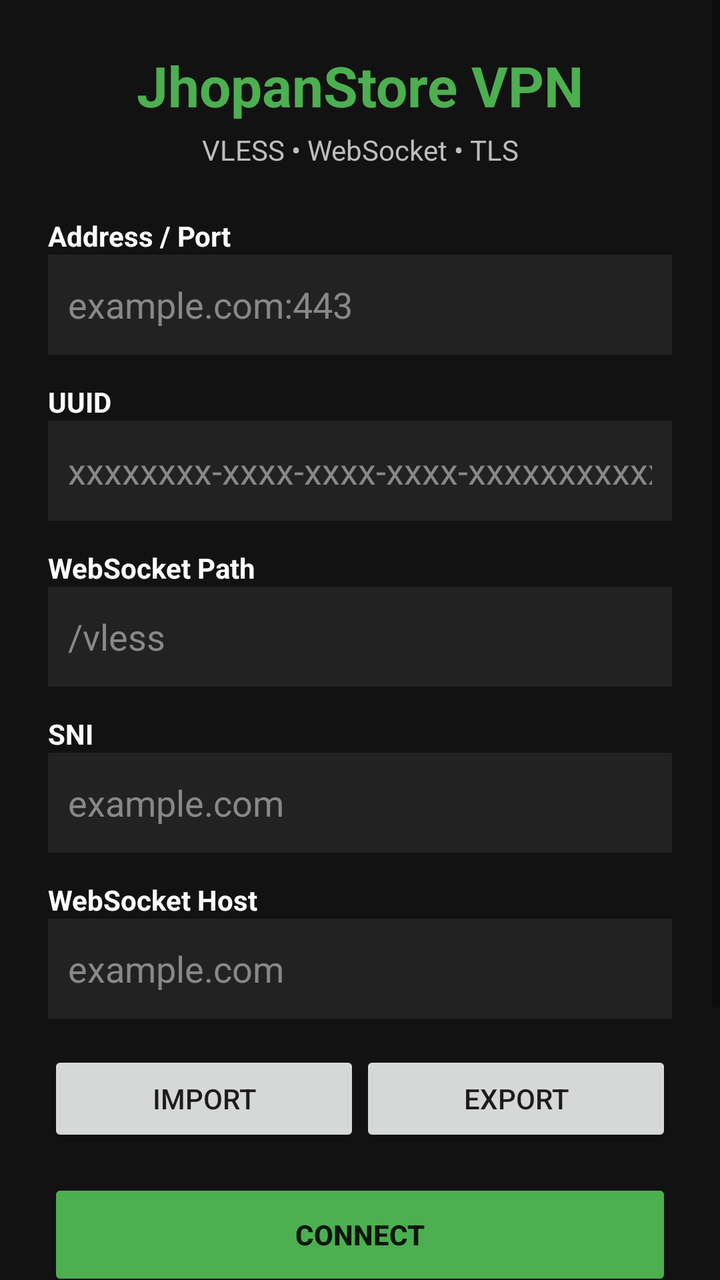
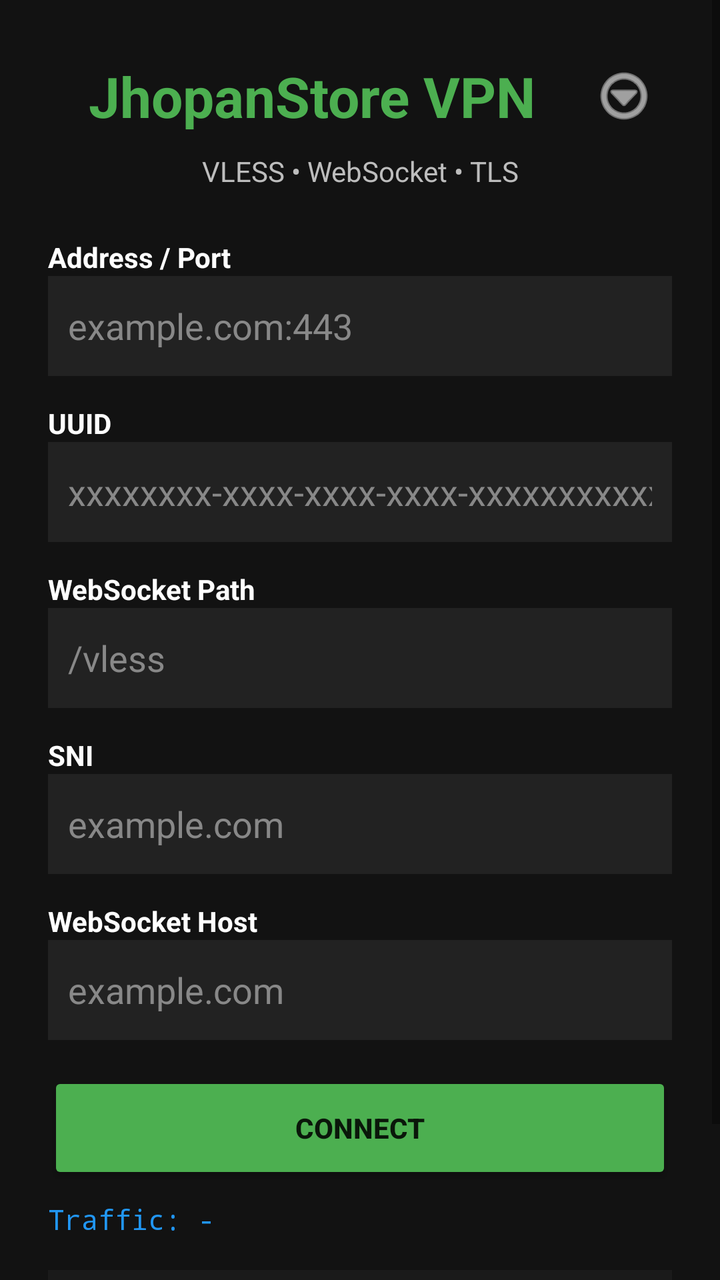

The first picture is an Android layout as it rendered before a commit; the second is the same layout after the commit. The layout source and the unified diff follow.
<!-- AndroidManifest.xml: application theme Theme.JhopanLiteVPN -->
<!-- res/layout/activity_main.xml -->
<?xml version="1.0" encoding="utf-8"?>
<ScrollView xmlns:android="http://schemas.android.com/apk/res/android" android:layout_width="match_parent" android:layout_height="match_parent" android:background="#121212">
<LinearLayout android:layout_width="match_parent" android:layout_height="wrap_content" android:orientation="vertical" android:padding="24dp">
    <TextView android:layout_width="match_parent" android:layout_height="wrap_content" android:text="JhopanStore VPN" android:textColor="#4CAF50" android:textSize="28sp" android:textStyle="bold" android:gravity="center"/>
    <TextView android:layout_width="match_parent" android:layout_height="wrap_content" android:layout_marginTop="4dp" android:text="VLESS • WebSocket • TLS" android:textColor="#BDBDBD" android:gravity="center"/>
    <TextView android:layout_width="match_parent" android:layout_height="wrap_content" android:layout_marginTop="24dp" android:text="Address / Port" android:textColor="#FFFFFF" android:textStyle="bold"/>
    <EditText android:id="@+id/address" android:layout_width="match_parent" android:layout_height="50dp" android:hint="example.com:443" android:textColor="#FFFFFF" android:textColorHint="#888888" android:background="#222222" android:padding="10dp" android:singleLine="true"/>
    <TextView android:layout_width="match_parent" android:layout_height="wrap_content" android:layout_marginTop="14dp" android:text="UUID" android:textColor="#FFFFFF" android:textStyle="bold"/>
    <EditText android:id="@+id/uuid" android:layout_width="match_parent" android:layout_height="50dp" android:hint="xxxxxxxx-xxxx-xxxx-xxxx-xxxxxxxxxxxx" android:textColor="#FFFFFF" android:textColorHint="#888888" android:background="#222222" android:padding="10dp" android:singleLine="true"/>
    <TextView android:layout_width="match_parent" android:layout_height="wrap_content" android:layout_marginTop="14dp" android:text="WebSocket Path" android:textColor="#FFFFFF" android:textStyle="bold"/>
    <EditText android:id="@+id/path" android:layout_width="match_parent" android:layout_height="50dp" android:hint="/vless" android:textColor="#FFFFFF" android:textColorHint="#888888" android:background="#222222" android:padding="10dp" android:singleLine="true"/>
    <TextView android:layout_width="match_parent" android:layout_height="wrap_content" android:layout_marginTop="14dp" android:text="SNI" android:textColor="#FFFFFF" android:textStyle="bold"/>
    <EditText android:id="@+id/sni" android:layout_width="match_parent" android:layout_height="50dp" android:hint="example.com" android:textColor="#FFFFFF" android:textColorHint="#888888" android:background="#222222" android:padding="10dp" android:singleLine="true"/>
    <TextView android:layout_width="match_parent" android:layout_height="wrap_content" android:layout_marginTop="14dp" android:text="WebSocket Host" android:textColor="#FFFFFF" android:textStyle="bold"/>
    <EditText android:id="@+id/host" android:layout_width="match_parent" android:layout_height="50dp" android:hint="example.com" android:textColor="#FFFFFF" android:textColorHint="#888888" android:background="#222222" android:padding="10dp" android:singleLine="true"/>
    <LinearLayout android:layout_width="match_parent" android:layout_height="wrap_content" android:layout_marginTop="16dp" android:orientation="horizontal">
        <Button android:id="@+id/importClipboard" android:layout_width="0dp" android:layout_height="48dp" android:layout_weight="1" android:text="IMPORT"/>
        <Button android:id="@+id/exportClipboard" android:layout_width="0dp" android:layout_height="48dp" android:layout_weight="1" android:text="EXPORT"/>
    </LinearLayout>
    <Button android:id="@+id/connect" android:layout_width="match_parent" android:layout_height="56dp" android:layout_marginTop="16dp" android:text="CONNECT" android:textStyle="bold" android:backgroundTint="#4CAF50"/>

    <TextView android:id="@+id/traffic" android:layout_width="match_parent" android:layout_height="wrap_content" android:layout_marginTop="8dp" android:text="Traffic: -" android:textColor="#2196F3" android:fontFamily="monospace"/>
    <TextView android:id="@+id/hwid" android:layout_width="match_parent" android:layout_height="wrap_content" android:layout_marginTop="12dp" android:textColor="#BDBDBD" android:fontFamily="monospace" android:textIsSelectable="true"/>
    <TextView android:id="@+id/status" android:layout_width="match_parent" android:layout_height="wrap_content" android:minHeight="70dp" android:layout_marginTop="16dp" android:padding="12dp" android:background="#1A1A1A" android:text="Disconnected" android:textColor="#4CAF50" android:fontFamily="monospace"/>
</LinearLayout>
</ScrollView>
<!-- resources referenced by this layout -->
<resources>
  <style name="Theme.JhopanLiteVPN" parent="Theme.AppCompat.Light.NoActionBar">
          <item name="colorPrimary">@color/primary</item>
          <item name="android:statusBarColor">#121212</item>
          <item name="android:navigationBarColor">#121212</item>
      </style>
  <color name="primary">#4CAF50</color>
</resources>

<!-- the commit's change to res/layout/activity_main.xml (unified diff, before → after) -->
@@ -1,7 +1,10 @@
 <?xml version="1.0" encoding="utf-8"?>
 <ScrollView xmlns:android="http://schemas.android.com/apk/res/android" android:layout_width="match_parent" android:layout_height="match_parent" android:background="#121212">
 <LinearLayout android:layout_width="match_parent" android:layout_height="wrap_content" android:orientation="vertical" android:padding="24dp">
-    <TextView android:layout_width="match_parent" android:layout_height="wrap_content" android:text="JhopanStore VPN" android:textColor="#4CAF50" android:textSize="28sp" android:textStyle="bold" android:gravity="center"/>
+    <LinearLayout android:layout_width="match_parent" android:layout_height="wrap_content" android:gravity="center_vertical" android:orientation="horizontal">
+        <TextView android:layout_width="0dp" android:layout_height="wrap_content" android:layout_weight="1" android:text="JhopanStore VPN" android:textColor="#4CAF50" android:textSize="28sp" android:textStyle="bold" android:gravity="center"/>
+        <ImageButton android:id="@+id/more" android:layout_width="48dp" android:layout_height="48dp" android:contentDescription="More options" android:src="@android:drawable/ic_menu_more" android:tint="#FFFFFF" android:background="?android:attr/selectableItemBackgroundBorderless"/>
+    </LinearLayout>
     <TextView android:layout_width="match_parent" android:layout_height="wrap_content" android:layout_marginTop="4dp" android:text="VLESS • WebSocket • TLS" android:textColor="#BDBDBD" android:gravity="center"/>
     <TextView android:layout_width="match_parent" android:layout_height="wrap_content" android:layout_marginTop="24dp" android:text="Address / Port" android:textColor="#FFFFFF" android:textStyle="bold"/>
     <EditText android:id="@+id/address" android:layout_width="match_parent" android:layout_height="50dp" android:hint="example.com:443" android:textColor="#FFFFFF" android:textColorHint="#888888" android:background="#222222" android:padding="10dp" android:singleLine="true"/>
@@ -13,14 +16,9 @@
     <EditText android:id="@+id/sni" android:layout_width="match_parent" android:layout_height="50dp" android:hint="example.com" android:textColor="#FFFFFF" android:textColorHint="#888888" android:background="#222222" android:padding="10dp" android:singleLine="true"/>
     <TextView android:layout_width="match_parent" android:layout_height="wrap_content" android:layout_marginTop="14dp" android:text="WebSocket Host" android:textColor="#FFFFFF" android:textStyle="bold"/>
     <EditText android:id="@+id/host" android:layout_width="match_parent" android:layout_height="50dp" android:hint="example.com" android:textColor="#FFFFFF" android:textColorHint="#888888" android:background="#222222" android:padding="10dp" android:singleLine="true"/>
-    <LinearLayout android:layout_width="match_parent" android:layout_height="wrap_content" android:layout_marginTop="16dp" android:orientation="horizontal">
-        <Button android:id="@+id/importClipboard" android:layout_width="0dp" android:layout_height="48dp" android:layout_weight="1" android:text="IMPORT"/>
-        <Button android:id="@+id/exportClipboard" android:layout_width="0dp" android:layout_height="48dp" android:layout_weight="1" android:text="EXPORT"/>
-    </LinearLayout>
     <Button android:id="@+id/connect" android:layout_width="match_parent" android:layout_height="56dp" android:layout_marginTop="16dp" android:text="CONNECT" android:textStyle="bold" android:backgroundTint="#4CAF50"/>
 
     <TextView android:id="@+id/traffic" android:layout_width="match_parent" android:layout_height="wrap_content" android:layout_marginTop="8dp" android:text="Traffic: -" android:textColor="#2196F3" android:fontFamily="monospace"/>
-    <TextView android:id="@+id/hwid" android:layout_width="match_parent" android:layout_height="wrap_content" android:layout_marginTop="12dp" android:textColor="#BDBDBD" android:fontFamily="monospace" android:textIsSelectable="true"/>
     <TextView android:id="@+id/status" android:layout_width="match_parent" android:layout_height="wrap_content" android:minHeight="70dp" android:layout_marginTop="16dp" android:padding="12dp" android:background="#1A1A1A" android:text="Disconnected" android:textColor="#4CAF50" android:fontFamily="monospace"/>
 </LinearLayout>
 </ScrollView>
